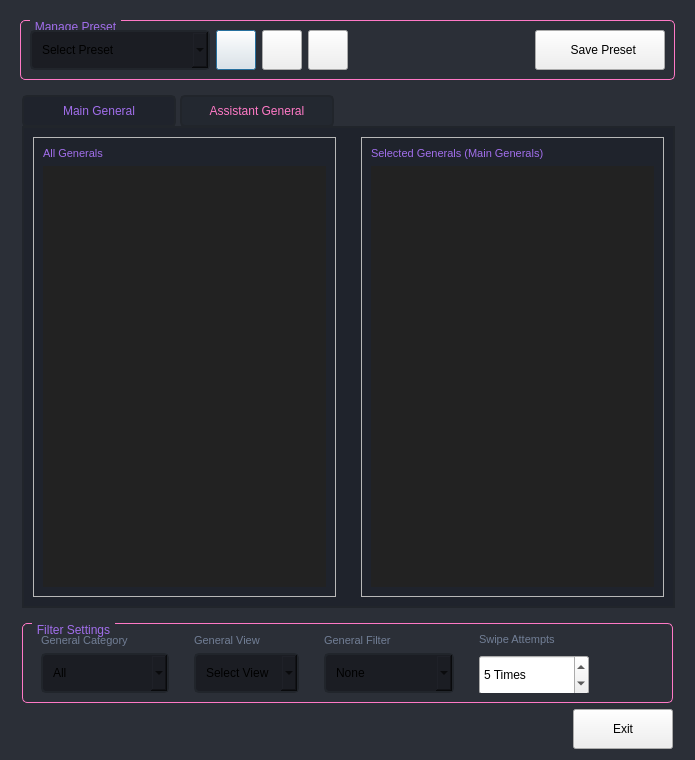
Old version of the form gui/ui_files/generals_selection.ui in the repository evsahal/TaskEX.
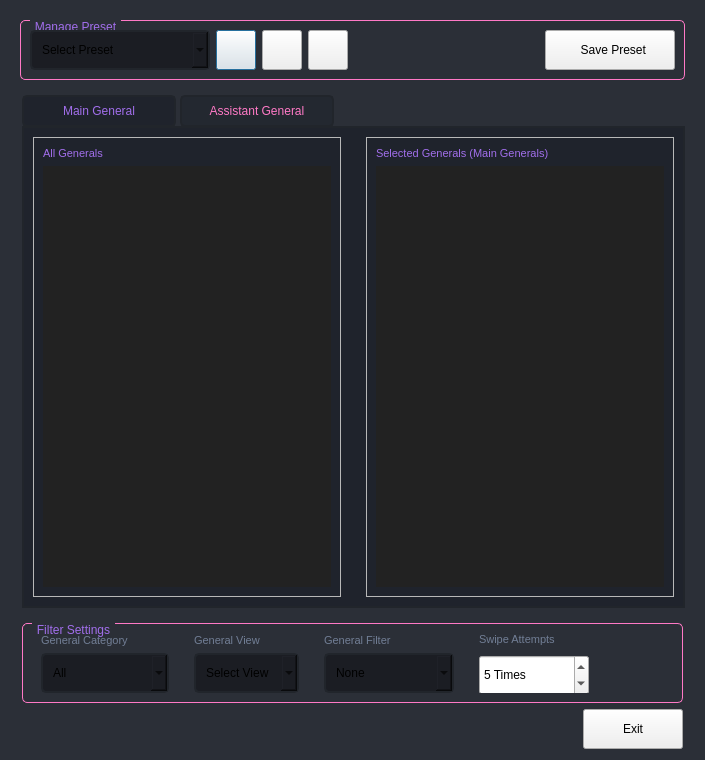
New version of the form. Icons and pictures are not drawn. Custom widgets are drawn as their Qt base class.

What changed in the file:
```diff
--- a/gui/ui_files/generals_selection.ui
+++ b/gui/ui_files/generals_selection.ui
@@ -9,7 +9,7 @@
    <rect>
     <x>0</x>
     <y>0</y>
-    <width>695</width>
+    <width>705</width>
     <height>760</height>
    </rect>
   </property>
```
Left out of the diff: 9 changed lines with no effect on the pictures.
